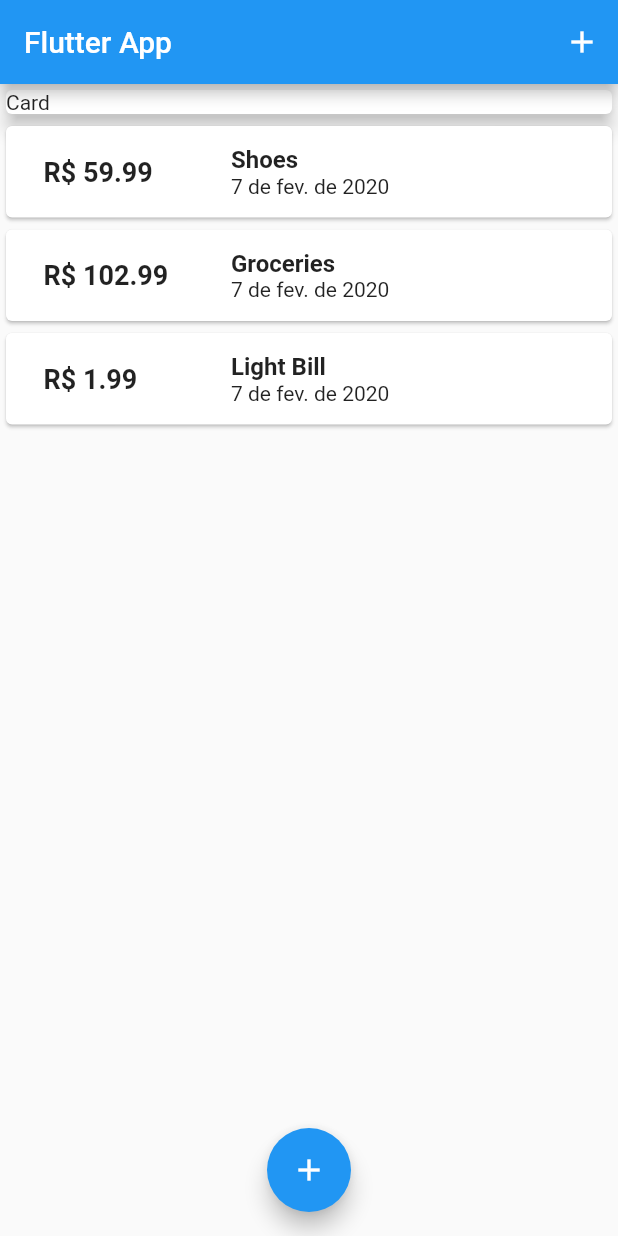
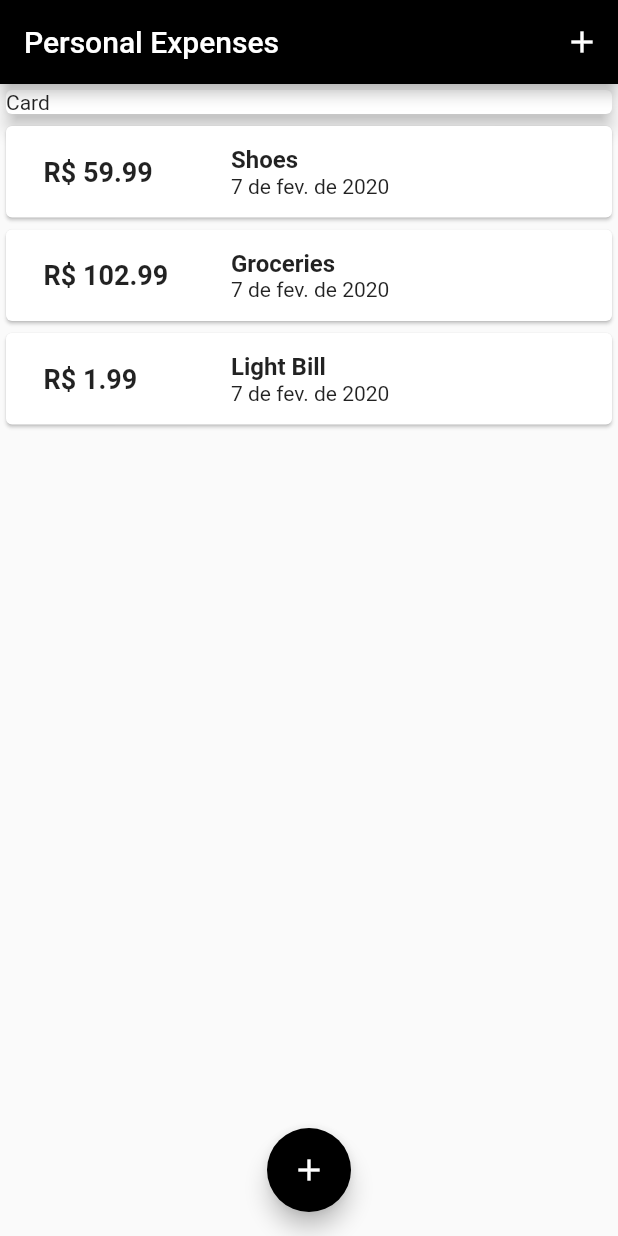
Before and after one commit to Ajorona/personal-expenses-app, a Flutter app: the screen it shows after launch, on a phone screen of 412 x 824 dp. Run offline on Flutter 3.47's test engine with Material 2 defaults, Android fonts, the phone set to English and light mode, and no system bars.

Commit message:
feature(theme): create black theme

```diff
--- a/lib/main.dart
+++ b/lib/main.dart
@@ -5,6 +5,7 @@ import './models/transaction.dart';
 
 import './widgets/transactionList.dart';
 import './widgets/newTransaction.dart';
+import './utils/theme.dart';
 
 void main() => runApp(MyApp());
 
@@ -12,7 +13,8 @@ class MyApp extends StatelessWidget {
   @override
   Widget build(BuildContext context) {
     return MaterialApp(
-      title: 'Flutter Demo',
+      title: 'Personal Expenses',
+      theme: ThemeData(primarySwatch: defaultTheme),
       home: MyHomePage(),
     );
   }
@@ -79,7 +81,7 @@ class _MyHomePageState extends State<MyHomePage> {
       },
       child: Scaffold(
         appBar: AppBar(
-          title: Text('Flutter App'),
+          title: Text('Personal Expenses'),
           actions: <Widget>[
             IconButton(
               icon: Icon(Icons.add),
--- /dev/null
+++ b/lib/utils/theme.dart
@@ -0,0 +1,17 @@
+import 'package:flutter/material.dart';
+
+const MaterialColor defaultTheme = const MaterialColor(
+  0xFF000000,
+  const <int, Color>{
+    50: const Color(0xFFe0e0e0),
+    100: const Color(0xFFb3b3b3),
+    200: const Color(0xFF808080),
+    300: const Color(0xFF4d4d4d),
+    400: const Color(0xFF262626),
+    500: const Color(0xFF000000),
+    600: const Color(0xFF000000),
+    700: const Color(0xFF000000),
+    800: const Color(0xFF000000),
+    900: const Color(0xFF000000),
+  },
+);
```
